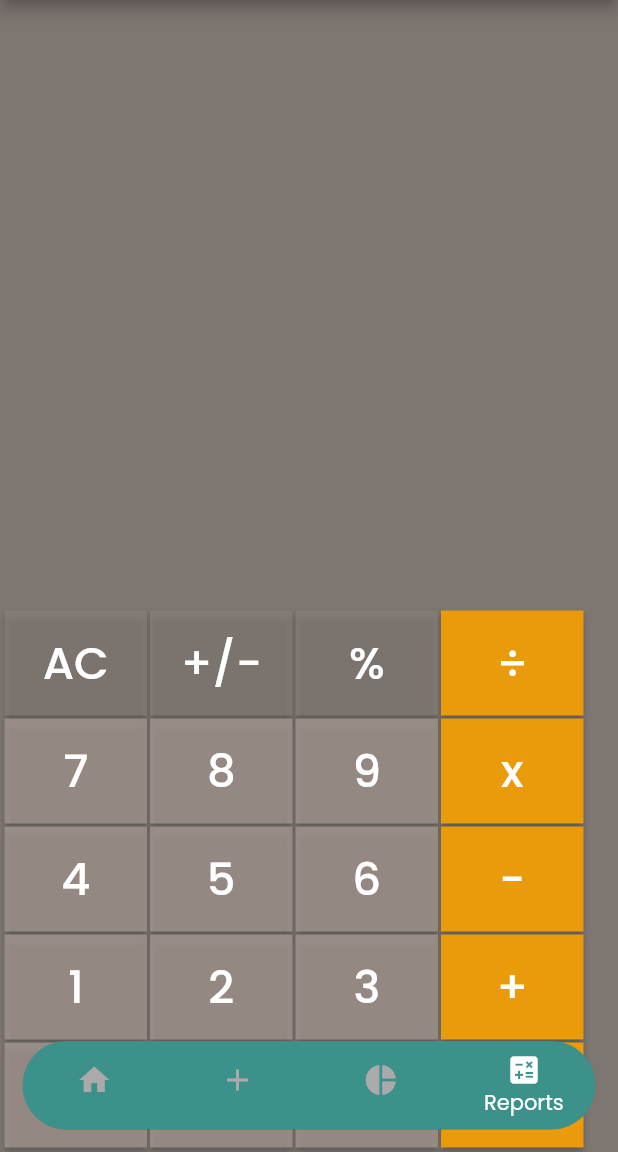
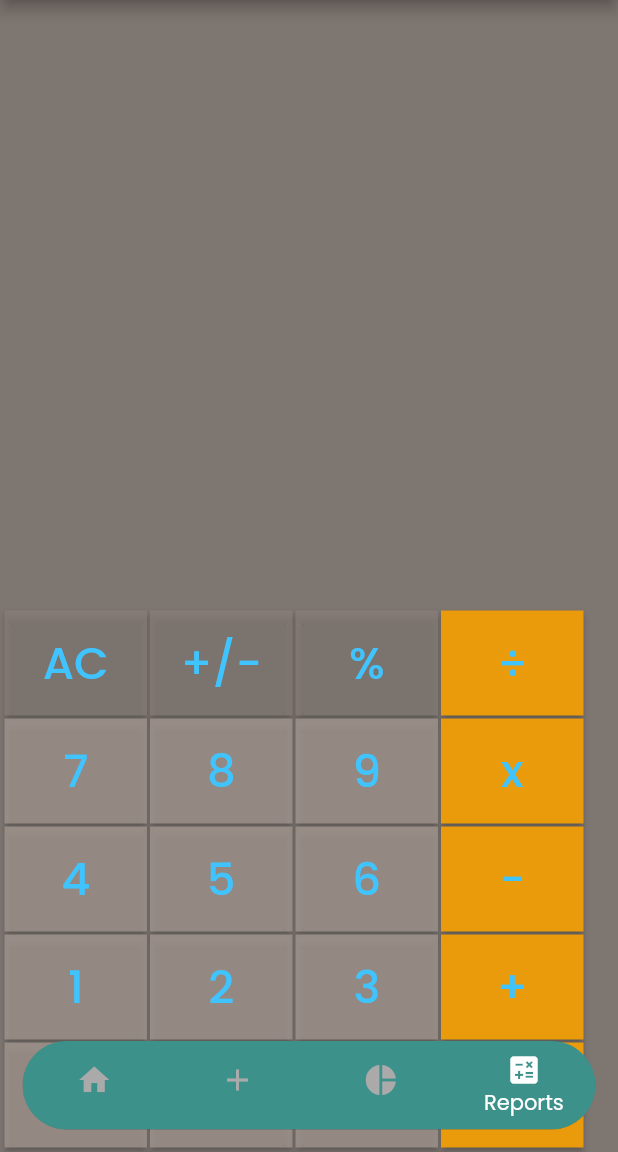
Before and after one commit to NicholasWong13/6002CEM_MobileAppDevelopment_FoodDeliveryApp_Group8, a Flutter app: the screen it shows once a user with an empty profile is signed in, item 4 of the bottom bar chosen, on a phone screen of 412 x 824 dp, the part 84-1236 px from its top. Run offline on Flutter 3.47's test engine with Material 2 defaults, Android fonts, the phone set to English and light mode, and no system bars; our stand-ins replace animated_flip_counter, easy_localization, equatable, firebase_auth, firebase_core, flutter_bloc and 4 more; accounts and stored records are empty.

Commit message:
Update calculator.dart
Calculator Buttons Color Change

```diff
--- a/lib/feature/calculator.dart
+++ b/lib/feature/calculator.dart
@@ -71,7 +71,7 @@ class _CalculatorState extends State<Calculator> {
         ),
         child: Text(
           btnName,
-          style: const TextStyle(fontSize: 30, color: Colors.white),
+          style: const TextStyle(fontSize: 30, color: Colors.lightBlueAccent),
         ),
       ),
     );
```
